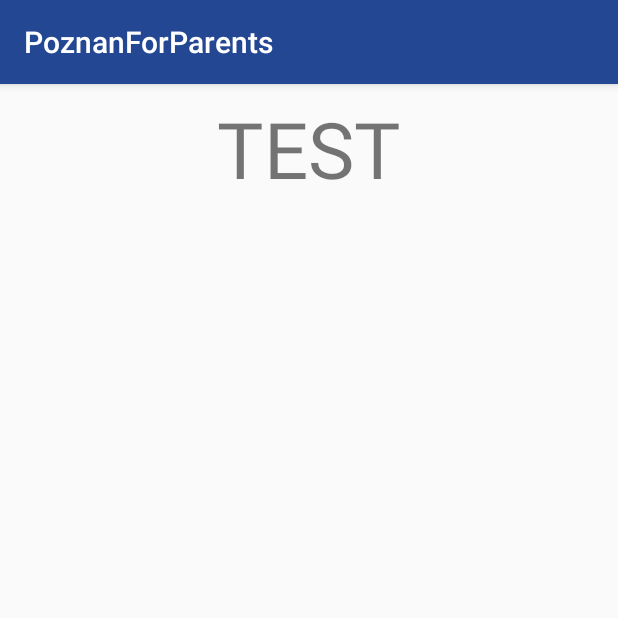
After one commit to mbachorski/poznan-for-parents, an Android app: the fragment HomeFragment shown on its own in the app's theme, on a phone screen of 412 x 824 dp, the top half of it. The commit adds this screen. Run offline under Robolectric (Android 15) with nearby library versions, the phone set to English and light mode, and no system bars.

Commit message:
Switched to androidx and new navigation

```diff
--- a/app/src/main/AndroidManifest.xml
+++ b/app/src/main/AndroidManifest.xml
@@ -15,7 +15,7 @@
         android:theme="@style/AppTheme.NoActionBar">
       <intent-filter>
         <action android:name="android.intent.action.MAIN"/>
-
+        <action android:name="android.intent.action.VIEW"/>
         <category android:name="android.intent.category.LAUNCHER"/>
       </intent-filter>
     </activity>
--- /dev/null
+++ b/app/src/main/java/pl/mbachorski/poznanforparents/HomeFragment.kt
@@ -0,0 +1,37 @@
+/*
+ * Copyright (C) 2018 The Android Open Source Project
+ *
+ * Licensed under the Apache License, Version 2.0 (the "License");
+ * you may not use this file except in compliance with the License.
+ * You may obtain a copy of the License at
+ *
+ *      http://www.apache.org/licenses/LICENSE-2.0
+ *
+ * Unless required by applicable law or agreed to in writing, software
+ * distributed under the License is distributed on an "AS IS" BASIS,
+ * WITHOUT WARRANTIES OR CONDITIONS OF ANY KIND, either express or implied.
+ * See the License for the specific language governing permissions and
+ * limitations under the License.
+ */
+
+package pl.mbachorski.poznanforparents
+
+import android.os.Bundle
+import android.view.LayoutInflater
+import android.view.View
+import android.view.ViewGroup
+import androidx.fragment.app.Fragment
+
+/**
+ * Fragment used to show how to navigate to another destination
+ */
+class HomeFragment : Fragment() {
+  override fun onCreateView(
+    inflater: LayoutInflater,
+    container: ViewGroup?,
+    savedInstanceState: Bundle?
+  ): View? {
+    setHasOptionsMenu(true)
+    return inflater.inflate(R.layout.home_fragment, container, false)
+  }
+}
--- a/app/src/main/res/layout/activity_main.xml
+++ b/app/src/main/res/layout/activity_main.xml
@@ -1,5 +1,5 @@
 <?xml version="1.0" encoding="utf-8"?>
-<android.support.v4.widget.DrawerLayout
+<androidx.drawerlayout.widget.DrawerLayout
     xmlns:android="http://schemas.android.com/apk/res/android"
     xmlns:app="http://schemas.android.com/apk/res-auto"
     xmlns:tools="http://schemas.android.com/tools"
@@ -14,7 +14,7 @@
       android:layout_width="match_parent"
       android:layout_height="match_parent"/>
 
-  <android.support.design.widget.NavigationView
+  <com.google.android.material.navigation.NavigationView
       android:id="@+id/nav_view"
       android:layout_width="wrap_content"
       android:layout_height="match_parent"
@@ -23,4 +23,4 @@
       app:headerLayout="@layout/nav_header_main"
       app:menu="@menu/activity_main_drawer"/>
 
-</android.support.v4.widget.DrawerLayout>
+</androidx.drawerlayout.widget.DrawerLayout>
--- a/app/src/main/res/layout/content_main.xml
+++ b/app/src/main/res/layout/content_main.xml
@@ -1,5 +1,5 @@
 <?xml version="1.0" encoding="utf-8"?>
-<android.support.constraint.ConstraintLayout
+<androidx.constraintlayout.widget.ConstraintLayout
     xmlns:android="http://schemas.android.com/apk/res/android"
     xmlns:tools="http://schemas.android.com/tools"
     xmlns:app="http://schemas.android.com/apk/res-auto"
@@ -18,7 +18,7 @@
       app:layout_constraintRight_toRightOf="parent"
       app:layout_constraintTop_toTopOf="parent"/>
 
-  <android.support.design.widget.BottomNavigationView
+  <com.google.android.material.bottomnavigation.BottomNavigationView
       xmlns:android="http://schemas.android.com/apk/res/android"
       xmlns:app="http://schemas.android.com/apk/res-auto"
       android:id="@+id/bottom_navigation"
@@ -28,4 +28,4 @@
       app:layout_constraintBottom_toBottomOf="parent"
       app:menu="@menu/my_navigation_items"/>
 
-</android.support.constraint.ConstraintLayout>
+</androidx.constraintlayout.widget.ConstraintLayout>
--- /dev/null
+++ b/app/src/main/res/layout/home_fragment.xml
@@ -0,0 +1,39 @@
+<?xml version="1.0" encoding="utf-8"?>
+<!--
+  ~ Copyright (C) 2018 The Android Open Source Project
+  ~ Licensed under the Apache License, Version 2.0 (the "License");
+  ~ you may not use this file except in compliance with the License.
+  ~ You may obtain a copy of the License at
+  ~      http://www.apache.org/licenses/LICENSE-2.0
+  ~ Unless required by applicable law or agreed to in writing, software
+  ~ distributed under the License is distributed on an "AS IS" BASIS,
+  ~ WITHOUT WARRANTIES OR CONDITIONS OF ANY KIND, either express or implied.
+  ~ See the License for the specific language governing permissions and
+  ~ limitations under the License.
+  -->
+<androidx.constraintlayout.widget.ConstraintLayout
+    xmlns:android="http://schemas.android.com/apk/res/android"
+    xmlns:app="http://schemas.android.com/apk/res-auto"
+    xmlns:tools="http://schemas.android.com/tools"
+    android:id="@+id/linearLayout"
+    android:layout_width="match_parent"
+    android:layout_height="match_parent"
+    tools:context="pl.mbachorski.poznanforparents.HomeFragment">
+
+  <TextView
+      android:id="@+id/text"
+      android:layout_width="match_parent"
+      android:layout_height="wrap_content"
+      android:layout_marginTop="8dp"
+      android:layout_marginBottom="32dp"
+      android:text="TEST"
+      android:textAlignment="center"
+      android:textSize="52sp"
+      app:layout_constraintEnd_toEndOf="parent"
+      app:layout_constraintHorizontal_bias="0.5"
+      app:layout_constraintStart_toStartOf="parent"
+      app:layout_constraintTop_toTopOf="parent"
+      app:layout_constraintVertical_chainStyle="packed"/>
+
+
+</androidx.constraintlayout.widget.ConstraintLayout>
--- a/gradle.properties
+++ b/gradle.properties
@@ -13,3 +13,8 @@ org.gradle.jvmargs=-Xmx1536m
 # org.gradle.parallel=true
 # Kotlin code style for this project: "official" or "obsolete":
 kotlin.code.style=official
+
+# https://stackoverflow.com/questions/51793345/android-material-and-appcompat-manifest-merger-failed
+# https://developer.android.com/jetpack/androidx/#new-project
+android.useAndroidX=true
+android.enableJetifier=true
```
Also changed, not shown: app/build.gradle (+15 -7 lines), app/src/main/java/pl/mbachorski/poznanforparents/MainActivity.kt (+6 -5 lines), app/src/main/res/layout/app_bar_main.xml (+5 -5 lines).
